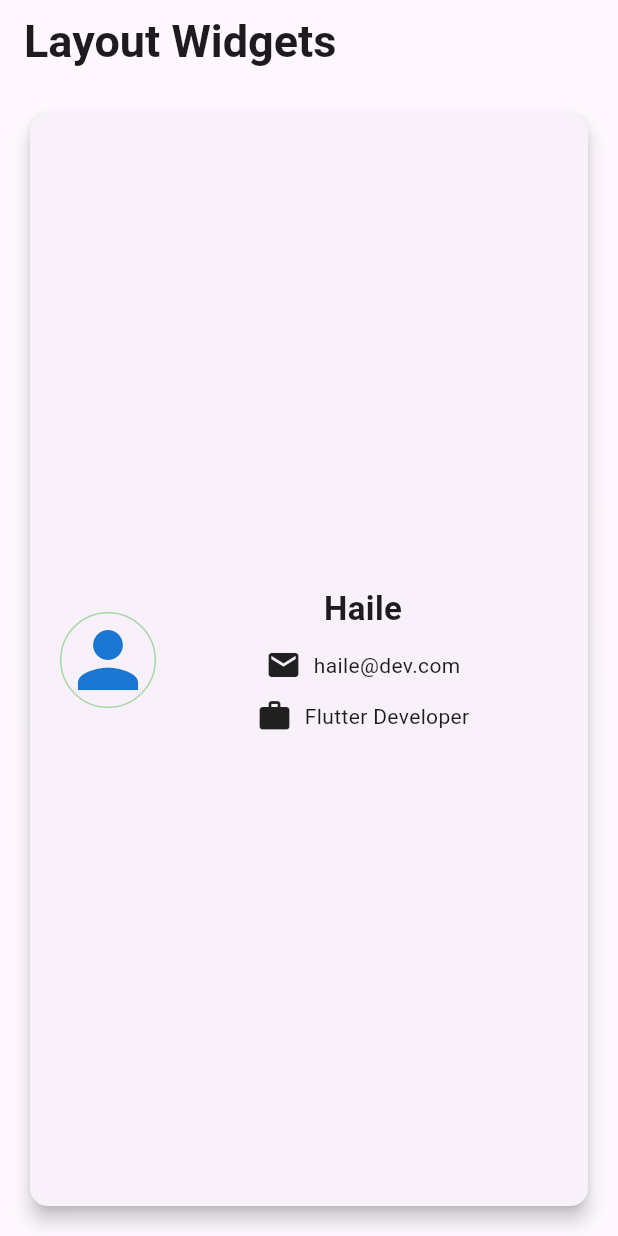
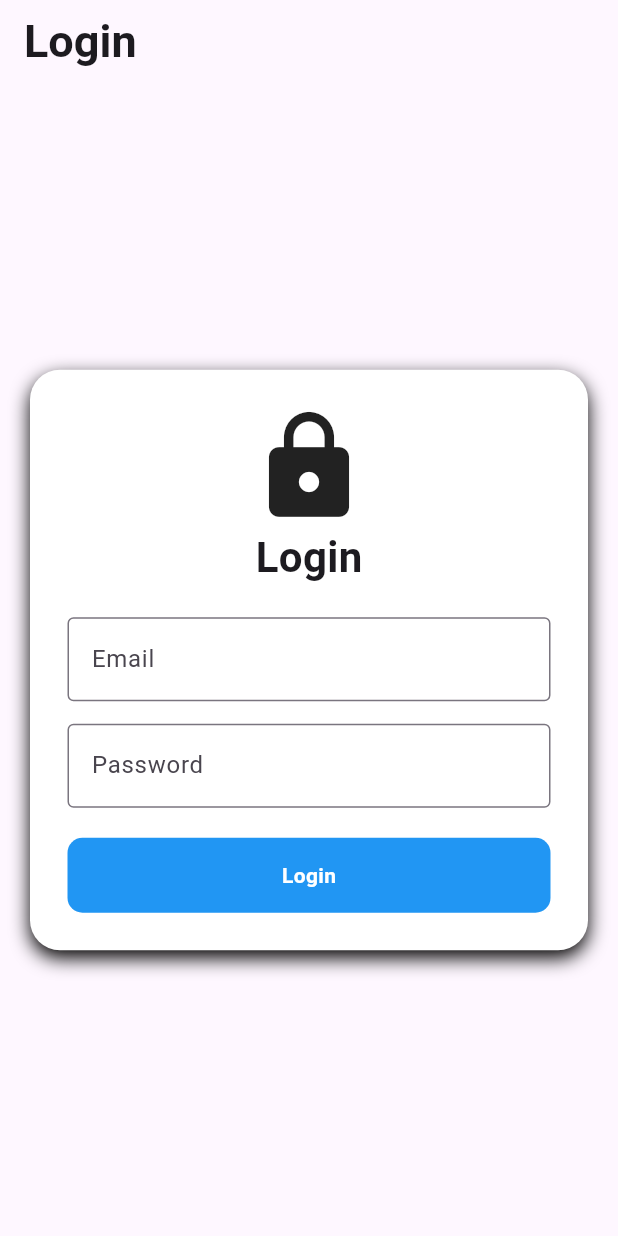
Before and after one commit to haile-12-21-23/zero_to_hero_mobile_dev, a Flutter app: the screen it shows after launch, on a phone screen of 412 x 824 dp. Run offline on Flutter 3.47's test engine with Material 3 defaults, Android fonts, the phone set to English and light mode, and no system bars.

Commit message:
Day 14: containers and styling.

```diff
--- /dev/null
+++ b/lib/flutter_phase/day_14_containers_and_styling.dart
@@ -0,0 +1,86 @@
+import 'package:flutter/material.dart';
+
+class Day14ContainersAndStyling extends StatelessWidget {
+  const Day14ContainersAndStyling({super.key});
+
+  @override
+  Widget build(BuildContext context) {
+    return Scaffold(
+      appBar: AppBar(
+        title: Text(
+          "Login",
+          style: TextStyle(fontSize: 30, fontWeight: FontWeight.bold),
+        ),
+      ),
+      body: Center(
+        child: Padding(
+          padding: EdgeInsets.all(20),
+          child: Container(
+            padding: EdgeInsets.all(25),
+            decoration: BoxDecoration(
+              color: Colors.white,
+              borderRadius: BorderRadius.circular(20),
+              boxShadow: [BoxShadow(blurRadius: 10, offset: Offset(0, 5))],
+            ),
+            child: Column(
+              mainAxisSize: MainAxisSize.min,
+              children: [
+                Icon(Icons.lock, size: 80),
+                Text(
+                  "Login",
+                  style: TextStyle(fontSize: 28, fontWeight: FontWeight.bold),
+                ),
+                const SizedBox(height: 20),
+                TextField(
+                  decoration: InputDecoration(
+                    labelText: "Email",
+                    border: OutlineInputBorder(),
+                  ),
+                ),
+                const SizedBox(height: 15),
+                TextField(
+                  obscureText: true,
+
+                  decoration: InputDecoration(
+                    labelText: "Password",
+                    border: OutlineInputBorder(),
+                  ),
+                ),
+                const SizedBox(height: 20),
+                GestureDetector(
+                  onTap: () {
+                    ScaffoldMessenger.of(context).showSnackBar(
+                      SnackBar(
+                        behavior: SnackBarBehavior.floating,
+                        content: Text("Logging success."),
+                        backgroundColor: Colors.green,
+                        margin: EdgeInsets.all(10),
+                      ),
+                    );
+                  },
+                  child: Container(
+                    width: double.infinity,
+                    padding: EdgeInsets.symmetric(vertical: 15),
+                    decoration: BoxDecoration(
+                      color: Colors.blue,
+                      borderRadius: BorderRadius.circular(10),
+                    ),
+                    child: Center(
+                      child: Text(
+                        "Login",
+                        style: TextStyle(
+                          color: Colors.white,
+                          fontWeight: FontWeight.bold,
+                        ),
+                      ),
+                    ),
+                  ),
+                ),
+              ],
+            ),
+          ),
+        ),
+      ),
+    );
+  }
+}
--- a/lib/main.dart
+++ b/lib/main.dart
@@ -1,7 +1,8 @@
 import 'package:flutter/material.dart';
 // import 'package:zero_to_hero_mobile_dev/flutter_phase/day_11_flutter_setup.dart';
 // import 'package:zero_to_hero_mobile_dev/flutter_phase/day_12_widgets_basics.dart';
-import 'package:zero_to_hero_mobile_dev/flutter_phase/day_13_layout_widgets.dart';
+// import 'package:zero_to_hero_mobile_dev/flutter_phase/day_13_layout_widgets.dart';
+import 'package:zero_to_hero_mobile_dev/flutter_phase/day_14_containers_and_styling.dart';
 
 void main() {
   runApp(const MyApp());
@@ -19,7 +20,7 @@ class MyApp extends StatelessWidget {
 
         colorScheme: .fromSeed(seedColor: Colors.deepPurple),
       ),
-      home: const Day13LayoutWidgets(),
+      home: const Day14ContainersAndStyling(),
     );
   }
 }
```
Also changed, not shown: 1 other file.
